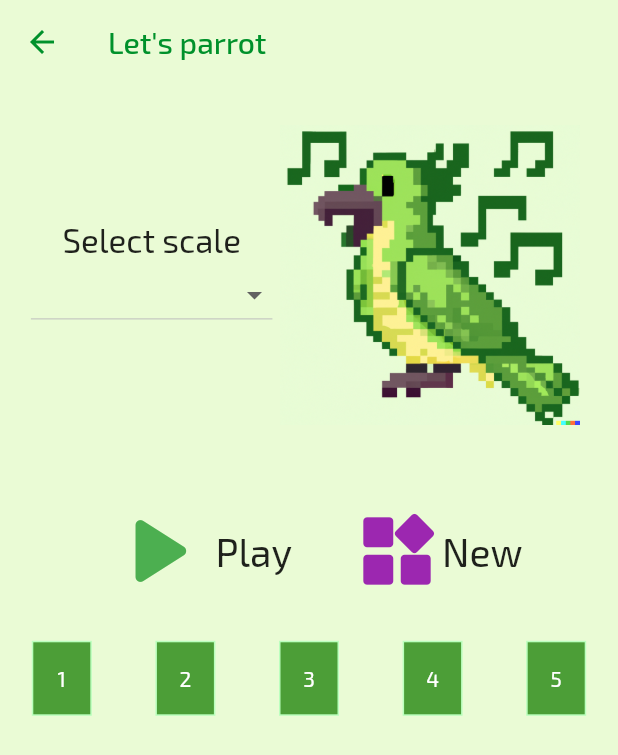
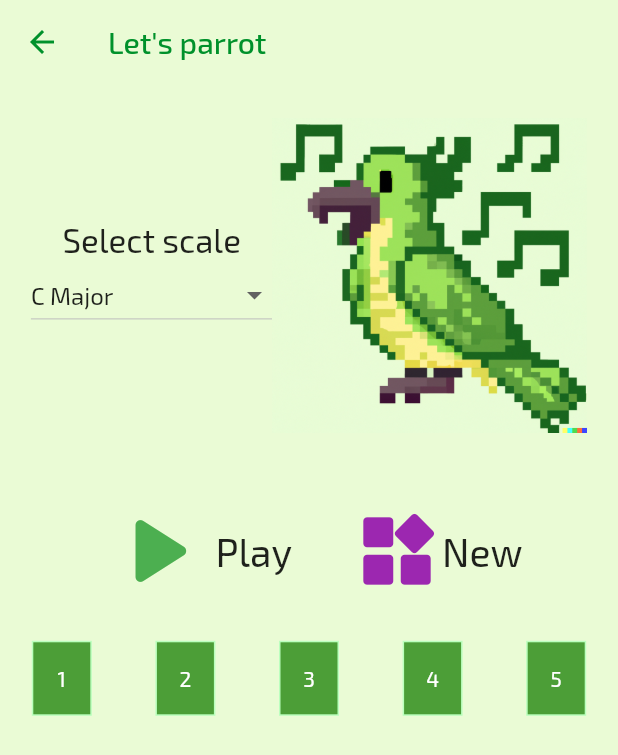
Before and after one commit to facundograpsas/music_parrot, a Flutter app: the LetsParrotScreen screen opened by its route, after a tap on "Play", on a phone screen of 412 x 824 dp. Shown: the top 755 px of the screen. Run offline on Flutter 3.47's test engine with Material 2 defaults, Android fonts, the light colour scheme and no system bars; our stand-ins replace get; missing offline and left inert: flutter_midi.

Commit message:
some cleaning, etc...

```diff
--- /dev/null
+++ b/lib/controllers/scales_controller.dart
@@ -0,0 +1,22 @@
+import 'package:get/get.dart';
+import 'package:get/get_state_manager/src/simple/get_controllers.dart';
+
+import '../constants/constants.dart';
+
+class ScalesController extends GetxController {
+  @override
+  void onReady() {
+    super.onReady();
+    currentScale.value = [...Scales.cMajor.map((e) => e.obs)].obs;
+  }
+
+  var currentScale = [].obs;
+
+  var scaleName = 'C Major'.obs;
+
+  changeScale(scale) {
+    if (scale == 'cMinor') {
+      currentScale.value = [...Scales.cMinor.map((e) => e.obs)].obs;
+    }
+  }
+}
--- a/lib/melodies_player.dart
+++ b/lib/melodies_player.dart
@@ -1,11 +1,9 @@
-import 'package:audioplayers/audioplayers.dart';
 import 'package:flutter/material.dart';
 import 'package:flutter/services.dart';
-import 'package:flutter/src/foundation/key.dart';
-import 'package:flutter/src/widgets/framework.dart';
 import 'package:flutter_midi/flutter_midi.dart';
 import 'package:get/get.dart';
-import 'package:music_parrot/constants/constants.dart';
+
+import 'controllers/scales_controller.dart';
 
 class NotePlayer extends StatefulWidget {
   const NotePlayer({Key? key}) : super(key: key);
@@ -15,7 +13,7 @@ class NotePlayer extends StatefulWidget {
 }
 
 class _NotePlayerState extends State<NotePlayer> {
-  final controller = Get.put(NotePlyerController());
+  final controller = Get.put(ScalesController());
   final _flutterMidi = FlutterMidi();
 
   @override
@@ -37,11 +35,7 @@ class _NotePlayerState extends State<NotePlayer> {
   }
 
   void _play(int midi) {
-    if (false) {
-      // WebMidi.play(midi);
-    } else {
-      _flutterMidi.playMidiNote(midi: midi);
-    }
+    _flutterMidi.playMidiNote(midi: midi);
   }
 
   void _stop(int midi) {
@@ -50,8 +44,8 @@ class _NotePlayerState extends State<NotePlayer> {
 
   void load(String asset) async {
     _flutterMidi.unmute();
-    ByteData _byte = await rootBundle.load(asset);
-    _flutterMidi.prepare(sf2: _byte);
+    ByteData byte = await rootBundle.load(asset);
+    _flutterMidi.prepare(sf2: byte);
   }
 
   @override
@@ -59,20 +53,3 @@ class _NotePlayerState extends State<NotePlayer> {
     return Container();
   }
 }
-
-class NotePlyerController extends GetxController {
-  @override
-  void onReady() {
-    super.onReady();
-    currentScale.value = [...Scales.cMajor.map((e) => e.obs)].obs;
-  }
-
-  var notes = [...Tones.notesList.map((e) => e.obs)];
-  var currentScale = [].obs;
-
-  changeScale(scale) {
-    if (scale == 'cMinor') {
-      currentScale.value = [...Scales.cMinor.map((e) => e.obs)].obs;
-    }
-  }
-}
--- a/lib/screens/lets_parrot_screen.dart
+++ b/lib/screens/lets_parrot_screen.dart
@@ -1,11 +1,10 @@
 import 'package:flutter/material.dart';
-import 'package:flutter/src/foundation/key.dart';
-import 'package:flutter/src/widgets/framework.dart';
 import 'package:get/get.dart';
 import 'package:music_parrot/widgets/app_bar.dart';
 import 'package:music_parrot/widgets/parrot_image.dart';
 
 import '../constants/constants.dart';
+import '../controllers/scales_controller.dart';
 import '../melodies_player.dart';
 import '../theme.dart';
 
@@ -17,15 +16,14 @@ class LetsParrotScreen extends StatefulWidget {
 }
 
 class _LetsParrotScreenState extends State<LetsParrotScreen> {
-  final controller = Get.put(NotePlyerController());
+  final controller = Get.put(ScalesController());
 
   @override
   Widget build(BuildContext context) {
     return Scaffold(
         backgroundColor: Themes.lightTheme.colorScheme.background,
         appBar: const MyAppBar(widgets: [], title: Text("Let's parrot")),
-        body: Container(
-          child: Column(mainAxisAlignment: MainAxisAlignment.start, children: [
+        body: Column(mainAxisAlignment: MainAxisAlignment.start, children: [
           Row(
             mainAxisAlignment: MainAxisAlignment.spaceAround,
             children: [
@@ -44,7 +42,9 @@ class _LetsParrotScreenState extends State<LetsParrotScreen> {
                               "Select scale",
                               style: TextStyle(fontSize: 22),
                             ),
-                              DropdownButton<String>(
+                            Obx(
+                              () => DropdownButton<String>(
+                                  value: controller.scaleName.value,
                                   items: Scales.scalesNames
                                       .map<DropdownMenuItem<String>>(
                                           (String value) {
@@ -52,11 +52,10 @@ class _LetsParrotScreenState extends State<LetsParrotScreen> {
                                         value: value, child: Text(value));
                                   }).toList(),
                                   onChanged: onChanged),
+                            ),
                           ],
                         ),
-                          Expanded(
-                              child: const ParrotImage(height: 200, width: 200))
-                          // ParrotImage(height: 200, width: 200)
+                        const Expanded(child: ParrotImage())
                       ],
                     ),
                   ),
@@ -114,8 +113,7 @@ class _LetsParrotScreenState extends State<LetsParrotScreen> {
           ),
           Obx(() => Row(
                 mainAxisAlignment: MainAxisAlignment.spaceAround,
-                  children:
-                      controller.currentScale.asMap().entries.map((entry) {
+                children: controller.currentScale.asMap().entries.map((entry) {
                   return NoteButton(
                       number: (entry.key + 1).toString(),
                       onTapDown: (tdd) =>
@@ -128,11 +126,12 @@ class _LetsParrotScreenState extends State<LetsParrotScreen> {
                           }));
                 }).toList(),
               )),
-          ]),
-        ));
+        ]));
   }
 
-  void onChanged(value) {}
+  void onChanged(value) {
+    controller.scaleName.value = value;
+  }
 }
 
 class NoteButton extends StatelessWidget {
@@ -163,7 +162,7 @@ class NoteButton extends StatelessWidget {
           child: Center(
               child: Text(
             number,
-            style: TextStyle(color: Colors.white),
+            style: const TextStyle(color: Colors.white),
           )),
         ));
   }
--- a/lib/screens/levels_screen.dart
+++ b/lib/screens/levels_screen.dart
@@ -4,6 +4,7 @@ import 'package:get/get.dart';
 import 'package:music_parrot/melodies_player.dart';
 import 'package:music_parrot/screens/game_screen.dart';
 
+import '../controllers/scales_controller.dart';
 import '../theme.dart';
 import '../widgets/app_bar.dart';
 
@@ -17,7 +18,7 @@ class LevelsPage extends StatefulWidget {
 class _LevelsPageState extends State<LevelsPage> {
   @override
   Widget build(BuildContext context) {
-    final controller = Get.put(NotePlyerController());
+    final controller = Get.put(ScalesController());
 
     return Scaffold(
       backgroundColor: Themes.lightTheme.colorScheme.background,
@@ -72,7 +73,7 @@ class LevelCard extends StatelessWidget {
 
   @override
   Widget build(BuildContext context) {
-    final otherController = Get.put(NotePlyerController());
+    final otherController = Get.put(ScalesController());
     return SizedBox(
       width: MediaQuery.of(context).size.width / 1.1,
       height: MediaQuery.of(context).size.height / 7,
--- a/lib/widgets/parrot_image.dart
+++ b/lib/widgets/parrot_image.dart
@@ -1,12 +1,12 @@
 import 'package:flutter/material.dart';
 
 class ParrotImage extends StatelessWidget {
-  final double height;
-  final double width;
+  final double? height;
+  final double? width;
 
   const ParrotImage({
-    required this.height,
-    required this.width,
+    this.height,
+    this.width,
     Key? key,
   }) : super(key: key);
 
```
Also changed, not shown: lib/screens/game_screen.dart (+8 -44 lines). Lines whose indentation alone changed are shown as unchanged.
